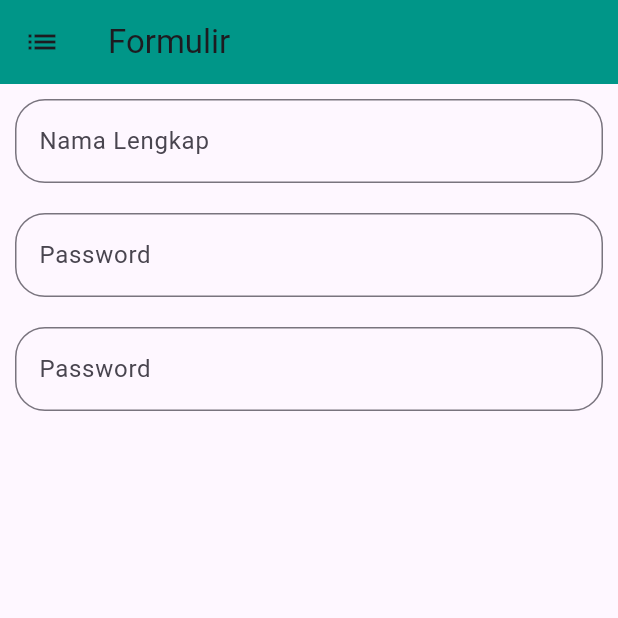
After one commit to OnlyHans1/kk4rpl-practice, a Flutter app: the FormPages screen opened directly, on a phone screen of 412 x 824 dp, the top half of it. The commit adds this screen. Run offline on Flutter 3.47's test engine with Material 3 defaults, Android fonts, the phone set to English and light mode, and no system bars.

Commit message:
feat: form pages

```diff
--- /dev/null
+++ b/lib/ui/pages/form_pages.dart
@@ -0,0 +1,61 @@
+import 'package:flutter/material.dart';
+
+class FormPages extends StatefulWidget {
+  const FormPages({super.key});
+
+  @override
+  State<FormPages> createState() => _FormPagesState();
+}
+
+class _FormPagesState extends State<FormPages> {
+  @override
+  Widget build(BuildContext context) {
+    return Scaffold(
+      appBar: AppBar(
+        leading: Icon(Icons.list),
+        title: Text(
+          "Formulir"
+        ),
+        backgroundColor: Colors.teal,
+      ),
+      body: Container(
+        padding: EdgeInsets.all(10),
+        child: Column(
+          children: [
+            TextField(
+              decoration: InputDecoration(
+                hintText: "Nama Lengkap",
+                labelText: "Nama Lengkap",
+                border: OutlineInputBorder(
+                  borderRadius: BorderRadius.circular(20)
+                ),
+              ),
+            ),
+            Padding(padding: EdgeInsets.only( top: 20),),
+            TextField(
+              obscureText: true,
+              decoration: InputDecoration(
+                hintText: "Password",
+                labelText: "Password",
+                border: OutlineInputBorder(
+                  borderRadius: BorderRadius.circular(20)
+                ),
+              ),
+            ),
+            Padding(padding: EdgeInsets.only( top: 20),),
+            TextField(
+              obscureText: true,
+              decoration: InputDecoration(
+                hintText: "Password",
+                labelText: "Password",
+                border: OutlineInputBorder(
+                  borderRadius: BorderRadius.circular(20)
+                ),
+              ),
+            ),
+          ],
+        ),
+      ),
+    );
+  }
+}
```
Also changed, not shown: lib/ui/pages/gradient_pages.dart (added, +152 -0 lines), lib/ui/pages/list_pages.dart (+12 -0 lines).
